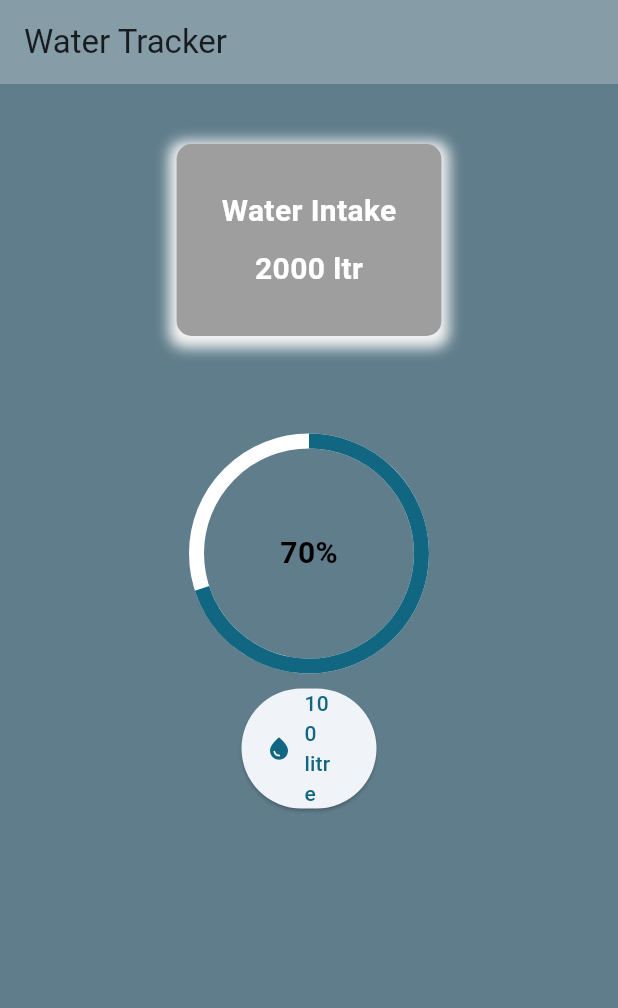
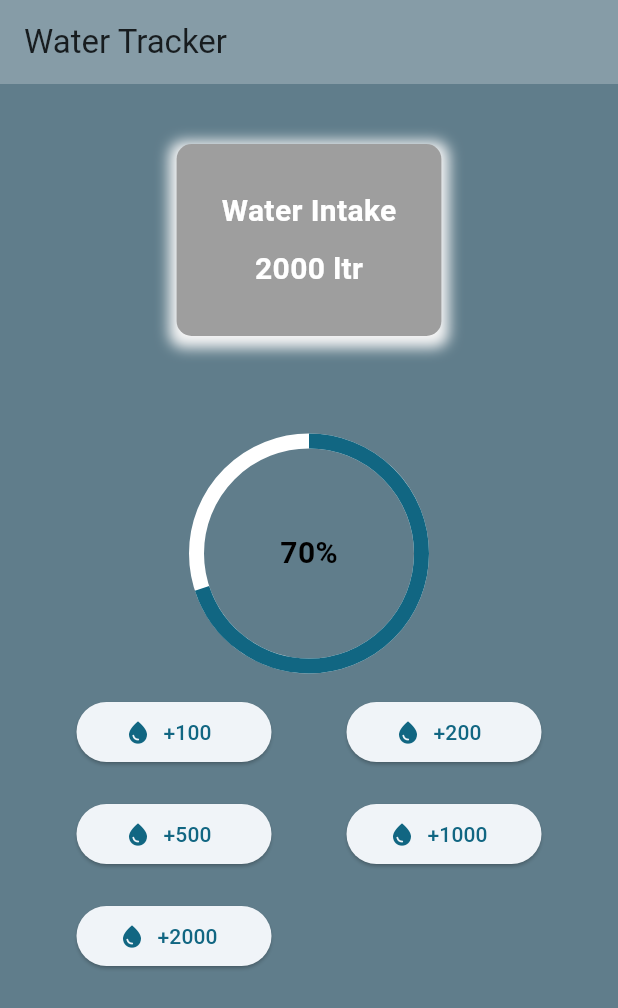
Before and after one commit to MIR-RIAZUL/watertank, a Flutter app: the screen it shows after launch, on a phone screen of 412 x 824 dp. Shown: the top 1008 px of the screen. Run offline on Flutter 3.47's test engine with Material 3 defaults, Android fonts, the phone set to English and light mode, and no system bars.

Commit message:
value pass from  button

```diff
--- a/lib/add_water_button.dart
+++ b/lib/add_water_button.dart
@@ -1,18 +1,28 @@
 import 'package:flutter/material.dart';
 
 class Add_water_button extends StatelessWidget {
-  const Add_water_button({super.key});
+  final int amount;
+  IconData? icon;
+  final VoidCallback onclick;
+  Add_water_button({
+    super.key,
+    required this.amount,
+    required this.onclick,
+    this.icon,
+  });
 
   @override
   Widget build(BuildContext context) {
     return SizedBox(
-      width: 100,
+      width: 150,
       child: Padding(
-        padding: const EdgeInsets.all(5.0),
+        padding: const EdgeInsets.all(10.0),
         child: ElevatedButton.icon(
-          onPressed: () {},
-          icon: Icon(Icons.water_drop),
-          label: Text("100 litre"),
+          onPressed: () {
+            onclick();
+          },
+          icon: Icon(icon ?? Icons.water_drop),
+          label: Text("+${amount}"),
         ),
       ),
     );
--- a/lib/water_tracker.dart
+++ b/lib/water_tracker.dart
@@ -88,7 +88,21 @@ class _water_trackerState extends State<water_tracker> {
               ],
             ),
             SizedBox(height: 10),
-            Wrap(children: [Add_water_button()]),
+            Wrap(
+              spacing: 30,
+              children: [
+                Add_water_button(
+                  amount: 100,
+                  onclick: () {},
+                  icon: Icons.water_drop,
+                ),
+                Add_water_button(amount: 200, onclick: () {}),
+                Add_water_button(amount: 500, onclick: () {}),
+                Add_water_button(amount: 1000, onclick: () {}),
+                Add_water_button(amount: 2000, onclick: () {}),
+              ],
+            ),
+            SizedBox(height: 10),
           ],
         )),
       ),
```
